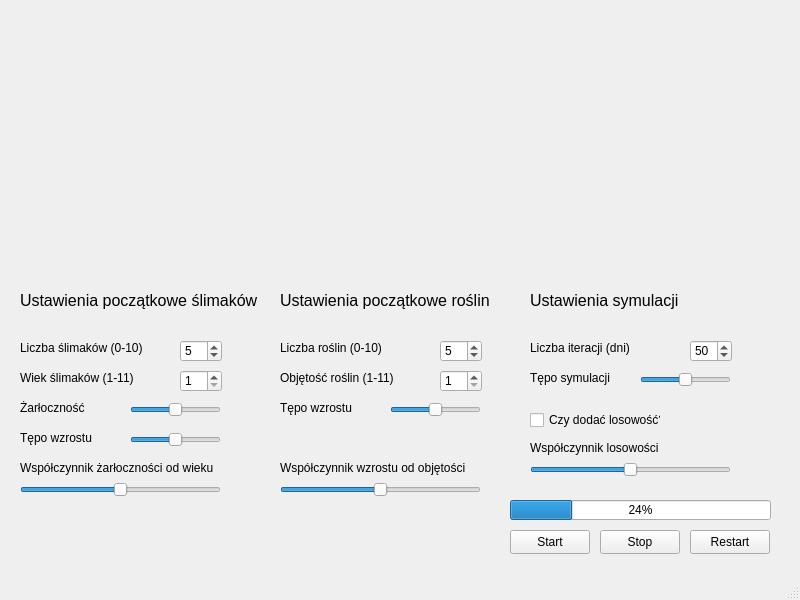
Before: the Qt Designer form src/view/mainwindow.ui in seredak319/slimax, drawn with Qt 5.
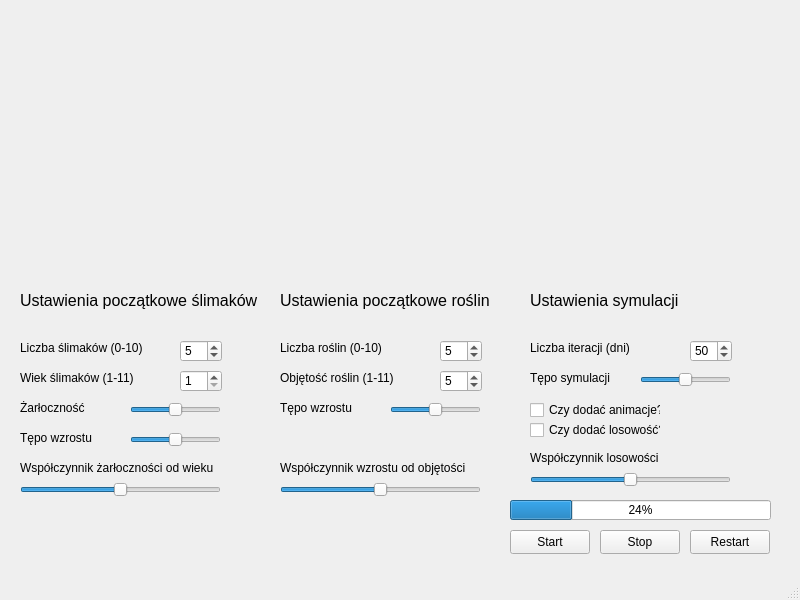
After: the same form once the commit is applied.

Commit message: add animation checkbox and snails animation

What changed in the file:
```diff
--- a/src/view/mainwindow.ui
+++ b/src/view/mainwindow.ui
@@ -244,6 +244,9 @@
     <property name="maximum">
      <number>11</number>
     </property>
+    <property name="value">
+     <number>5</number>
+    </property>
    </widget>
    <widget class="QLabel" name="label_9">
     <property name="geometry">
@@ -506,7 +509,7 @@
     <property name="geometry">
      <rect>
       <x>530</x>
-      <y>440</y>
+      <y>450</y>
       <width>201</width>
       <height>16</height>
      </rect>
@@ -522,7 +525,7 @@
     <property name="geometry">
      <rect>
       <x>530</x>
-      <y>460</y>
+      <y>470</y>
       <width>201</width>
       <height>20</height>
      </rect>
@@ -544,7 +547,7 @@
     <property name="geometry">
      <rect>
       <x>530</x>
-      <y>410</y>
+      <y>420</y>
       <width>131</width>
       <height>20</height>
      </rect>
@@ -572,6 +575,19 @@
      <enum>QFrame::Shadow::Raised</enum>
     </property>
    </widget>
+   <widget class="QCheckBox" name="checkBox_2">
+    <property name="geometry">
+     <rect>
+      <x>530</x>
+      <y>400</y>
+      <width>131</width>
+      <height>20</height>
+     </rect>
+    </property>
+    <property name="text">
+     <string>Czy dodać animacje?</string>
+    </property>
+   </widget>
   </widget>
   <widget class="QMenuBar" name="menubar">
    <property name="geometry">
```
The commit also changes 3 other files.
